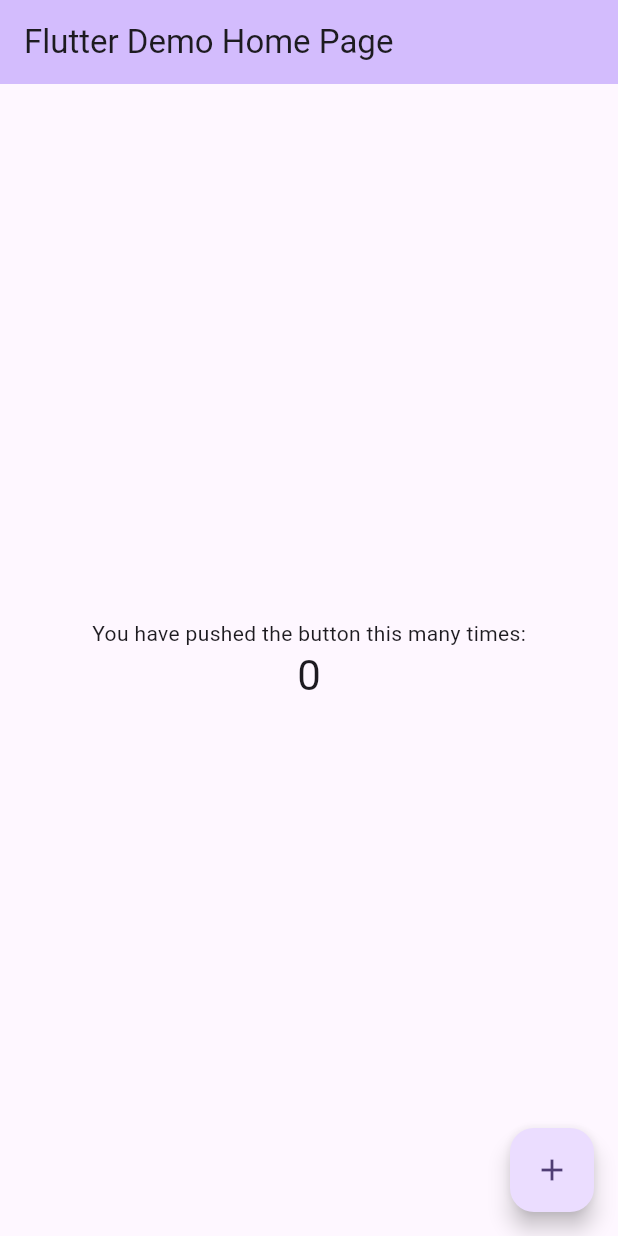
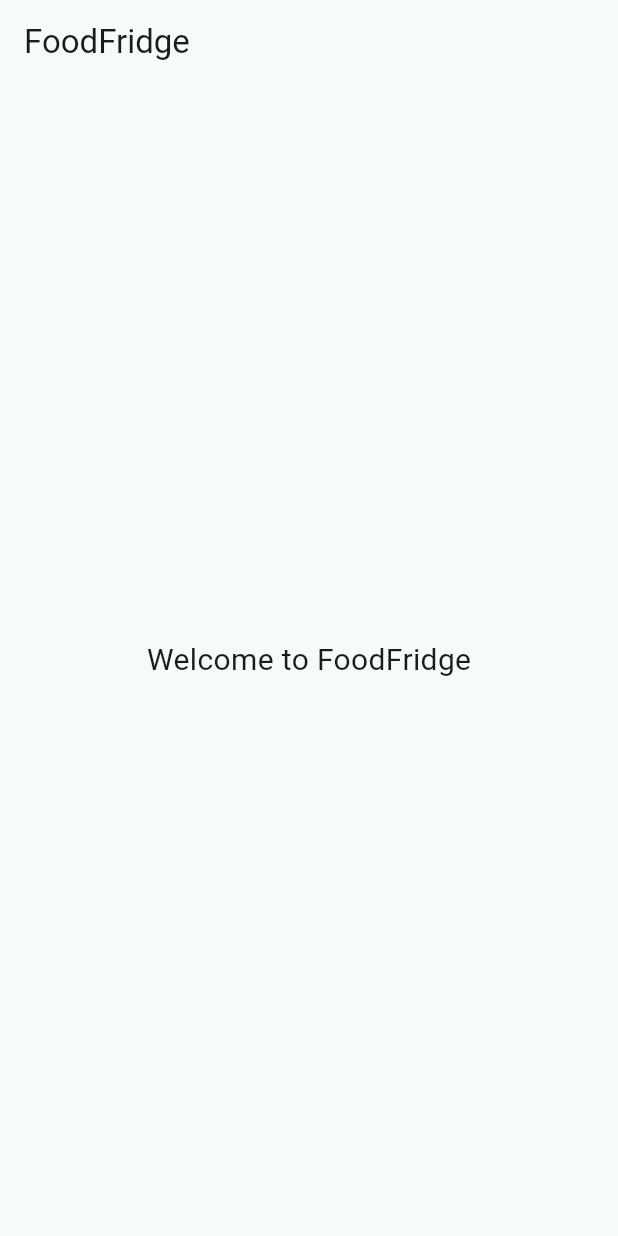
Before and after one commit to aommoa-76/food-fridge-app, a Flutter app: the screen it shows after launch, on a phone screen of 412 x 824 dp. Run offline on Flutter 3.47's test engine with Material 3 defaults, Android fonts, the phone set to English and light mode, and no system bars.

Commit message:
Add new folder and update new page

```diff
--- a/lib/main.dart
+++ b/lib/main.dart
@@ -7,115 +7,36 @@ void main() {
 class MyApp extends StatelessWidget {
   const MyApp({super.key});
 
-  // This widget is the root of your application.
   @override
   Widget build(BuildContext context) {
     return MaterialApp(
-      title: 'Flutter Demo',
+      title: 'FoodFridge',
+      debugShowCheckedModeBanner: false,
+
       theme: ThemeData(
-        // This is the theme of your application.
-        //
-        // TRY THIS: Try running your application with "flutter run". You'll see
-        // the application has a purple toolbar. Then, without quitting the app,
-        // try changing the seedColor in the colorScheme below to Colors.green
-        // and then invoke "hot reload" (save your changes or press the "hot
-        // reload" button in a Flutter-supported IDE, or press "r" if you used
-        // the command line to start the app).
-        //
-        // Notice that the counter didn't reset back to zero; the application
-        // state is not lost during the reload. To reset the state, use hot
-        // restart instead.
-        //
-        // This works for code too, not just values: Most code changes can be
-        // tested with just a hot reload.
-        colorScheme: .fromSeed(seedColor: Colors.deepPurple),
+        colorScheme: ColorScheme.fromSeed(seedColor: const Color.fromARGB(255, 219, 222, 219)),
+        useMaterial3: true,
       ),
-      home: const MyHomePage(title: 'Flutter Demo Home Page'),
+
+      home: const HomePage(), // หน้าแรกของแอป
     );
   }
 }
 
-class MyHomePage extends StatefulWidget {
-  const MyHomePage({super.key, required this.title});
-
-  // This widget is the home page of your application. It is stateful, meaning
-  // that it has a State object (defined below) that contains fields that affect
-  // how it looks.
-
-  // This class is the configuration for the state. It holds the values (in this
-  // case the title) provided by the parent (in this case the App widget) and
-  // used by the build method of the State. Fields in a Widget subclass are
-  // always marked "final".
-
-  final String title;
-
-  @override
-  State<MyHomePage> createState() => _MyHomePageState();
-}
-
-class _MyHomePageState extends State<MyHomePage> {
-  int _counter = 0;
-
-  void _incrementCounter() {
-    setState(() {
-      // This call to setState tells the Flutter framework that something has
-      // changed in this State, which causes it to rerun the build method below
-      // so that the display can reflect the updated values. If we changed
-      // _counter without calling setState(), then the build method would not be
-      // called again, and so nothing would appear to happen.
-      _counter++;
-    });
-  }
+class HomePage extends StatelessWidget {
+  const HomePage({super.key});
 
   @override
   Widget build(BuildContext context) {
-    // This method is rerun every time setState is called, for instance as done
-    // by the _incrementCounter method above.
-    //
-    // The Flutter framework has been optimized to make rerunning build methods
-    // fast, so that you can just rebuild anything that needs updating rather
-    // than having to individually change instances of widgets.
     return Scaffold(
       appBar: AppBar(
-        // TRY THIS: Try changing the color here to a specific color (to
-        // Colors.amber, perhaps?) and trigger a hot reload to see the AppBar
-        // change color while the other colors stay the same.
-        backgroundColor: Theme.of(context).colorScheme.inversePrimary,
-        // Here we take the value from the MyHomePage object that was created by
-        // the App.build method, and use it to set our appbar title.
-        title: Text(widget.title),
+        title: const Text('FoodFridge'),
       ),
-      body: Center(
-        // Center is a layout widget. It takes a single child and positions it
-        // in the middle of the parent.
-        child: Column(
-          // Column is also a layout widget. It takes a list of children and
-          // arranges them vertically. By default, it sizes itself to fit its
-          // children horizontally, and tries to be as tall as its parent.
-          //
-          // Column has various properties to control how it sizes itself and
-          // how it positions its children. Here we use mainAxisAlignment to
-          // center the children vertically; the main axis here is the vertical
-          // axis because Columns are vertical (the cross axis would be
-          // horizontal).
-          //
-          // TRY THIS: Invoke "debug painting" (choose the "Toggle Debug Paint"
-          // action in the IDE, or press "p" in the console), to see the
-          // wireframe for each widget.
-          mainAxisAlignment: .center,
-          children: [
-            const Text('You have pushed the button this many times:'),
-            Text(
-              '$_counter',
-              style: Theme.of(context).textTheme.headlineMedium,
-            ),
-          ],
+      body: const Center(
+        child: Text(
+          'Welcome to FoodFridge',
+          style: TextStyle(fontSize: 20),
         ),
-      ),
-      floatingActionButton: FloatingActionButton(
-        onPressed: _incrementCounter,
-        tooltip: 'Increment',
-        child: const Icon(Icons.add),
       ),
     );
   }
```
